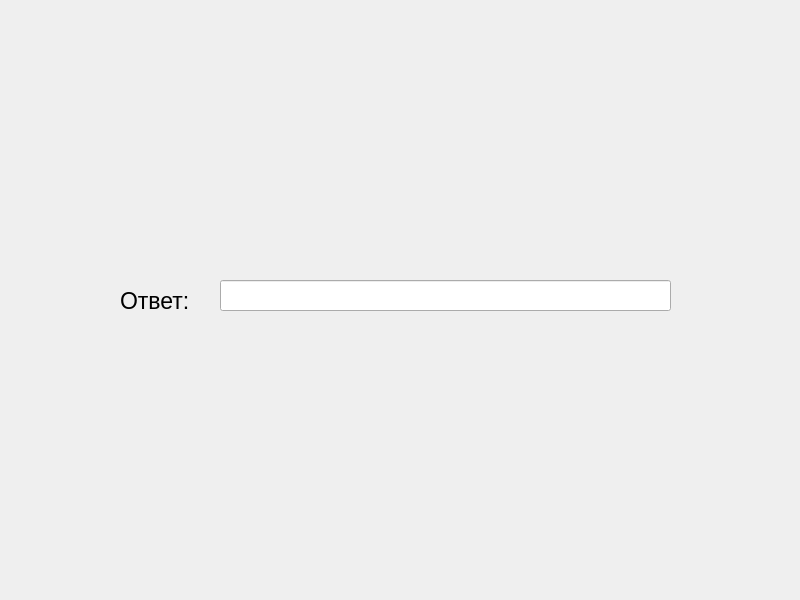
Above: ui/SecondTask/firstSlide.ui from goldduck11/Ecology before the change. Below: the same form after it.
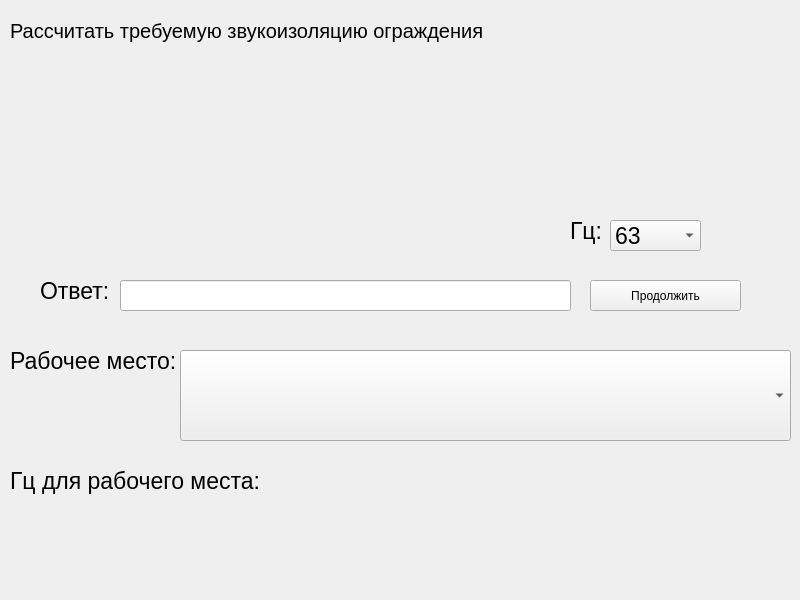
That is the form after the change. Icons and pictures are not drawn.

The edit to the form file:
```diff
--- a/ui/SecondTask/firstSlide.ui
+++ b/ui/SecondTask/firstSlide.ui
@@ -17,8 +17,8 @@
    <widget class="QLabel" name="label_2">
     <property name="geometry">
      <rect>
-      <x>120</x>
-      <y>280</y>
+      <x>40</x>
+      <y>270</y>
       <width>101</width>
       <height>41</height>
      </rect>
@@ -35,7 +35,7 @@
    <widget class="QLineEdit" name="lineEdit">
     <property name="geometry">
      <rect>
-      <x>220</x>
+      <x>120</x>
       <y>280</y>
       <width>451</width>
       <height>31</height>
@@ -60,7 +60,236 @@
      <string/>
     </property>
     <property name="pixmap">
-     <pixmap>../../image/secondTask/task2formyla1.png</pixmap>
+     <pixmap>../../../../../../image/secondTask/firstFormyla.png</pixmap>
+    </property>
+   </widget>
+   <widget class="QPushButton" name="pushButton">
+    <property name="geometry">
+     <rect>
+      <x>590</x>
+      <y>280</y>
+      <width>151</width>
+      <height>31</height>
+     </rect>
+    </property>
+    <property name="text">
+     <string>Продолжить</string>
+    </property>
+   </widget>
+   <widget class="QLabel" name="label_3">
+    <property name="geometry">
+     <rect>
+      <x>10</x>
+      <y>0</y>
+      <width>491</width>
+      <height>61</height>
+     </rect>
+    </property>
+    <property name="font">
+     <font>
+      <pointsize>15</pointsize>
+     </font>
+    </property>
+    <property name="text">
+     <string>Рассчитать требуемую звукоизоляцию ограждения</string>
+    </property>
+   </widget>
+   <widget class="QLabel" name="label_4">
+    <property name="geometry">
+     <rect>
+      <x>570</x>
+      <y>210</y>
+      <width>101</width>
+      <height>41</height>
+     </rect>
+    </property>
+    <property name="font">
+     <font>
+      <pointsize>17</pointsize>
+     </font>
+    </property>
+    <property name="text">
+     <string>Гц:</string>
+    </property>
+   </widget>
+   <widget class="QComboBox" name="comboBox">
+    <property name="geometry">
+     <rect>
+      <x>610</x>
+      <y>220</y>
+      <width>91</width>
+      <height>31</height>
+     </rect>
+    </property>
+    <property name="font">
+     <font>
+      <pointsize>17</pointsize>
+     </font>
+    </property>
+    <property name="styleSheet">
+     <string notr="true"/>
+    </property>
+    <property name="minimumContentsLength">
+     <number>0</number>
+    </property>
+    <item>
+     <property name="text">
+      <string>63</string>
+     </property>
+    </item>
+    <item>
+     <property name="text">
+      <string>125</string>
+     </property>
+    </item>
+    <item>
+     <property name="text">
+      <string>250</string>
+     </property>
+    </item>
+    <item>
+     <property name="text">
+      <string>500</string>
+     </property>
+    </item>
+    <item>
+     <property name="text">
+      <string>1000</string>
+     </property>
+    </item>
+    <item>
+     <property name="text">
+      <string>2000</string>
+     </property>
+    </item>
+    <item>
+     <property name="text">
+      <string>4000</string>
+     </property>
+    </item>
+   </widget>
+   <widget class="QComboBox" name="comboBox_2">
+    <property name="geometry">
+     <rect>
+      <x>180</x>
+      <y>350</y>
+      <width>611</width>
+      <height>91</height>
+     </rect>
+    </property>
+    <property name="font">
+     <font>
+      <pointsize>17</pointsize>
+     </font>
+    </property>
+    <property name="styleSheet">
+     <string notr="true"/>
+    </property>
+    <property name="minimumContentsLength">
+     <number>0</number>
+    </property>
+    <item>
+     <property name="text">
+      <string> </string>
+     </property>
+    </item>
+    <item>
+     <property name="text">
+      <string notr="true">Помещения конструкторских бюро, расчетчиков,
+программистов вычислительных машин,
+лабораторий для теоретических работ.</string>
+     </property>
+    </item>
+    <item>
+     <property name="text">
+      <string>Помещения управления, рабочие комнаты.</string>
+     </property>
+    </item>
+    <item>
+     <property name="text">
+      <string>Кабины наблюдений и дистанционного управления
+без речевой связи по телефону.</string>
+     </property>
+    </item>
+    <item>
+     <property name="text">
+      <string>Кабины наблюдений и дистанционного управления
+с речевой связи по телефону.</string>
+     </property>
+    </item>
+    <item>
+     <property name="text">
+      <string>Помещения и участки точной сборки,
+машинописные бюро.</string>
+     </property>
+    </item>
+    <item>
+     <property name="text">
+      <string>Помещения лабораторий для проведения
+экспериментальных работ, для размещения 
+шумных агрегатов, вычислительных машин.</string>
+     </property>
+    </item>
+    <item>
+     <property name="text">
+      <string>Постоянные рабочие места и рабочие зоны в
+производственных помещениях и на 
+территории предприятия.</string>
+     </property>
+    </item>
+   </widget>
+   <widget class="QLabel" name="label_5">
+    <property name="geometry">
+     <rect>
+      <x>10</x>
+      <y>340</y>
+      <width>171</width>
+      <height>41</height>
+     </rect>
+    </property>
+    <property name="font">
+     <font>
+      <pointsize>17</pointsize>
+     </font>
+    </property>
+    <property name="text">
+     <string>Рабочее место:</string>
+    </property>
+   </widget>
+   <widget class="QLabel" name="label_6">
+    <property name="geometry">
+     <rect>
+      <x>10</x>
+      <y>460</y>
+      <width>261</width>
+      <height>41</height>
+     </rect>
+    </property>
+    <property name="font">
+     <font>
+      <pointsize>17</pointsize>
+     </font>
+    </property>
+    <property name="text">
+     <string>Гц для рабочего места:</string>
+    </property>
+   </widget>
+   <widget class="QLabel" name="label_7">
+    <property name="geometry">
+     <rect>
+      <x>260</x>
+      <y>460</y>
+      <width>61</width>
+      <height>41</height>
+     </rect>
+    </property>
+    <property name="font">
+     <font>
+      <pointsize>17</pointsize>
+     </font>
+    </property>
+    <property name="text">
+     <string/>
     </property>
    </widget>
   </widget>
```
